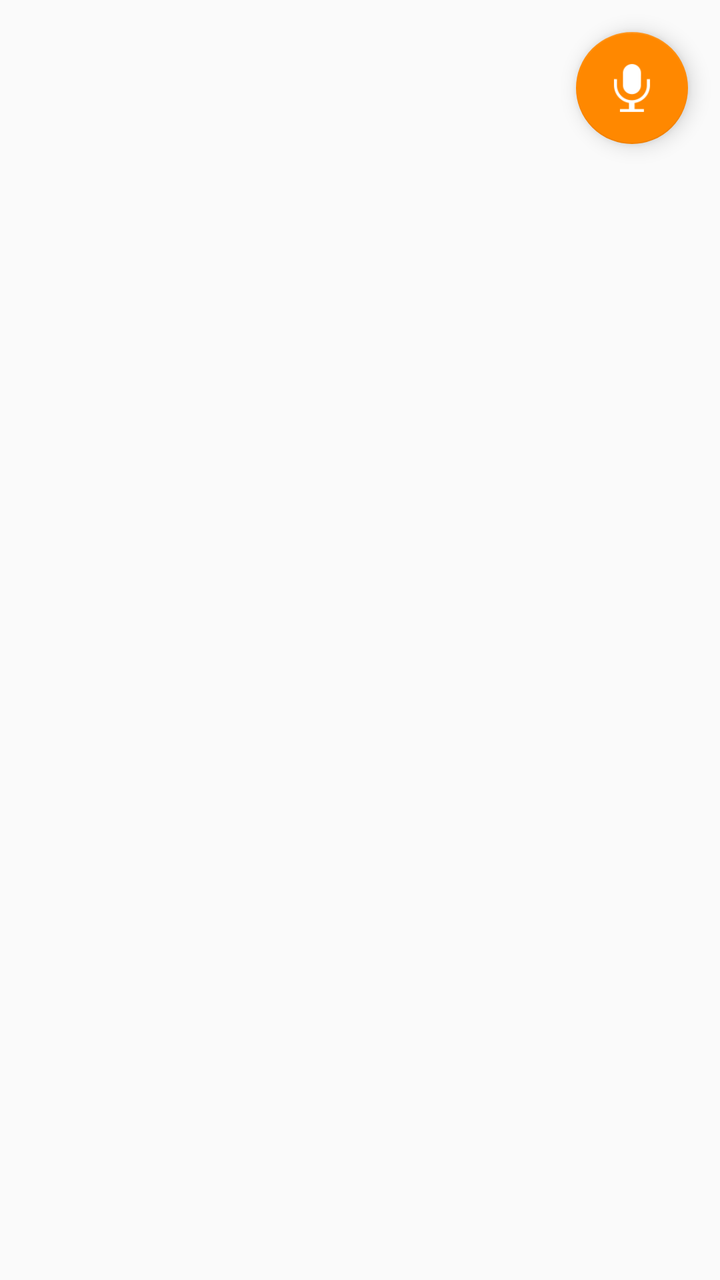
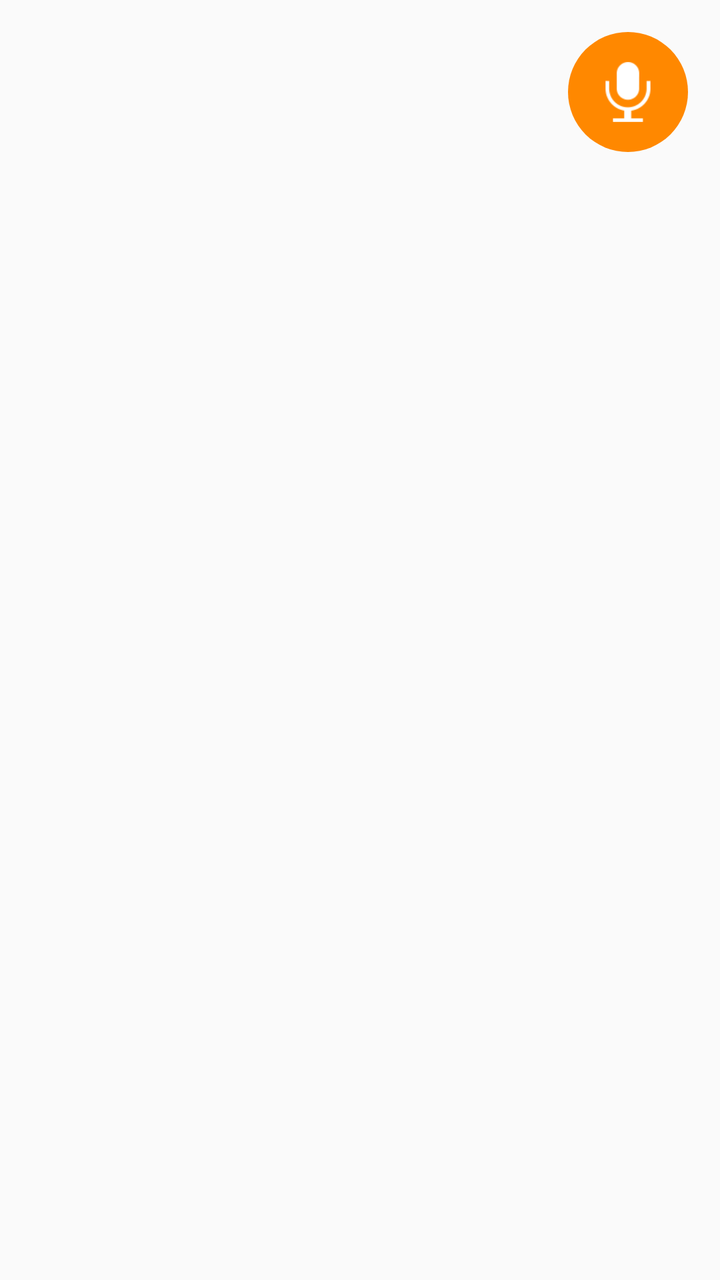

Screens rendered from an Android XML layout before and after an edit, with the pre-edit source and the edit as a unified diff.
<!-- AndroidManifest.xml: application theme AppTheme -->
<!-- res/layout/record_button_fragment.xml -->
<?xml version="1.0" encoding="utf-8"?>
<LinearLayout
    xmlns:android="http://schemas.android.com/apk/res/android"
    xmlns:app="http://schemas.android.com/apk/res-auto"
    android:orientation="vertical"
    android:layout_width="wrap_content"
    android:layout_height="wrap_content"
    android:layout_centerHorizontal="true"
    android:background="@android:color/transparent">

    <com.google.android.material.floatingactionbutton.FloatingActionButton
        android:id="@+id/button_record"
        android:layout_width="wrap_content"
        android:layout_height="wrap_content"
        android:layout_gravity="bottom|end"
        android:layout_margin="@dimen/fab_margin"
        app:srcCompat="@drawable/microphone_white"/>

</LinearLayout>
<!-- resources referenced by this layout -->
<resources>
  <dimen name="fab_margin">16dp</dimen>
  <!-- drawable microphone_white: png bitmap (drawable, 1173 bytes) -->
  <style name="AppTheme" parent="Theme.AppCompat.Light.DarkActionBar">
          
          <item name="colorPrimary">@android:color/white</item>
          <item name="colorPrimaryDark">@android:color/holo_orange_light</item>
          <item name="colorAccent">@android:color/holo_orange_dark</item>
      </style>
</resources>

<!-- the commit's change to res/layout/record_button_fragment.xml (unified diff, before → after) -->
@@ -1,19 +1,21 @@
 <?xml version="1.0" encoding="utf-8"?>
 <LinearLayout
     xmlns:android="http://schemas.android.com/apk/res/android"
-    xmlns:app="http://schemas.android.com/apk/res-auto"
     android:orientation="vertical"
     android:layout_width="wrap_content"
     android:layout_height="wrap_content"
     android:layout_centerHorizontal="true"
     android:background="@android:color/transparent">
 
-    <com.google.android.material.floatingactionbutton.FloatingActionButton
+    <ImageButton
         android:id="@+id/button_record"
         android:layout_width="wrap_content"
         android:layout_height="wrap_content"
         android:layout_gravity="bottom|end"
         android:layout_margin="@dimen/fab_margin"
-        app:srcCompat="@drawable/microphone_white"/>
+        android:longClickable="true"
+        android:src="@drawable/microphone_drawable"
+        android:background="@android:color/transparent"
+        android:stateListAnimator="@animator/rec_button_sl_animator"/>
 
 </LinearLayout>
<!-- resource entries referenced after the edit -->
@@ -1,6 +1,19 @@
 <!-- resources referenced by this layout -->
 <resources>
   <dimen name="fab_margin">16dp</dimen>
+  <!-- drawable microphone_drawable (drawable) -->
+  <?xml version="1.0" encoding="utf-8"?>
+  <layer-list xmlns:android="http://schemas.android.com/apk/res/android">
+      <item
+          android:drawable="@drawable/round_orange_background"
+          android:height="60dp"
+          android:width="60dp"/>
+      <item
+          android:drawable="@drawable/microphone_white"
+          android:gravity="center"
+          android:height="30dp"
+          android:width="30dp"/>
+  </layer-list>
   <!-- drawable microphone_white: png bitmap (drawable, 1173 bytes) -->
   <style name="AppTheme" parent="Theme.AppCompat.Light.DarkActionBar">
           
@@ -8,5 +21,15 @@
           <item name="colorPrimaryDark">@android:color/holo_orange_light</item>
           <item name="colorAccent">@android:color/holo_orange_dark</item>
       </style>
+  <!-- drawable round_orange_background (drawable) -->
+  <?xml version="1.0" encoding="utf-8"?>
+  <shape xmlns:android="http://schemas.android.com/apk/res/android"
+         android:shape="oval">
+      <solid
+          android:color="@android:color/holo_orange_dark"/>
+      <size
+          android:width="60dp"
+          android:height="60dp"/>
+  </shape>
 </resources>
 
